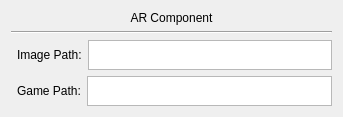
BenitezDev/GymkhanaCreator, file desktop app/project/resources/ARComponentWidget.ui: the form before one commit.
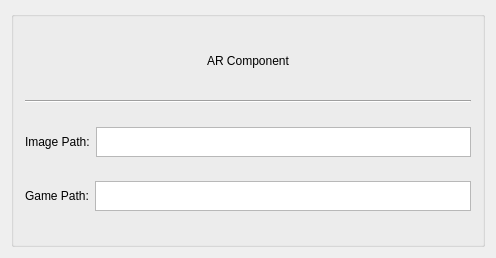
The form after the commit.

```diff
--- a/desktop app/project/resources/ARComponentWidget.ui
+++ b/desktop app/project/resources/ARComponentWidget.ui
@@ -6,22 +6,21 @@
    <rect>
     <x>0</x>
     <y>0</y>
-    <width>343</width>
-    <height>117</height>
+    <width>496</width>
+    <height>258</height>
    </rect>
   </property>
   <property name="windowTitle">
    <string>ARComponentWidget</string>
   </property>
   <layout class="QGridLayout" name="gridLayout">
-   <item row="1" column="0" colspan="2">
-    <widget class="Line" name="line">
-     <property name="orientation">
-      <enum>Qt::Horizontal</enum>
+   <item row="0" column="0">
+    <widget class="QGroupBox" name="groupBox">
+     <property name="title">
+      <string/>
      </property>
-    </widget>
-   </item>
-   <item row="2" column="1">
+     <layout class="QGridLayout" name="gridLayout_2">
+      <item row="4" column="1" colspan="3">
     <layout class="QHBoxLayout" name="horizontalLayout">
      <item>
       <widget class="QLabel" name="ImageLabel">
@@ -48,34 +47,7 @@
      </item>
     </layout>
    </item>
-   <item row="3" column="1">
-    <layout class="QHBoxLayout" name="horizontalLayout_2">
-     <item>
-      <widget class="QLabel" name="GameLabel">
-       <property name="maximumSize">
-        <size>
-         <width>16777215</width>
-         <height>20</height>
-        </size>
-       </property>
-       <property name="text">
-        <string>Game Path:</string>
-       </property>
-      </widget>
-     </item>
-     <item>
-      <widget class="QPlainTextEdit" name="GameText">
-       <property name="maximumSize">
-        <size>
-         <width>16777215</width>
-         <height>30</height>
-        </size>
-       </property>
-      </widget>
-     </item>
-    </layout>
-   </item>
-   <item row="0" column="0" colspan="2">
+      <item row="1" column="2">
     <widget class="QLabel" name="label">
      <property name="maximumSize">
       <size>
@@ -89,6 +61,43 @@
      <property name="alignment">
       <set>Qt::AlignCenter</set>
      </property>
+       </widget>
+      </item>
+      <item row="2" column="1" colspan="3">
+       <widget class="Line" name="line">
+        <property name="orientation">
+         <enum>Qt::Horizontal</enum>
+        </property>
+       </widget>
+      </item>
+      <item row="5" column="1" colspan="3">
+       <layout class="QHBoxLayout" name="horizontalLayout_2">
+        <item>
+         <widget class="QLabel" name="GameLabel">
+          <property name="maximumSize">
+           <size>
+            <width>16777215</width>
+            <height>20</height>
+           </size>
+          </property>
+          <property name="text">
+           <string>Game Path:</string>
+          </property>
+         </widget>
+        </item>
+        <item>
+         <widget class="QPlainTextEdit" name="GameText">
+          <property name="maximumSize">
+           <size>
+            <width>16777215</width>
+            <height>30</height>
+           </size>
+          </property>
+         </widget>
+        </item>
+       </layout>
+      </item>
+     </layout>
     </widget>
    </item>
   </layout>
```
Lines whose indentation alone changed are shown as unchanged.
